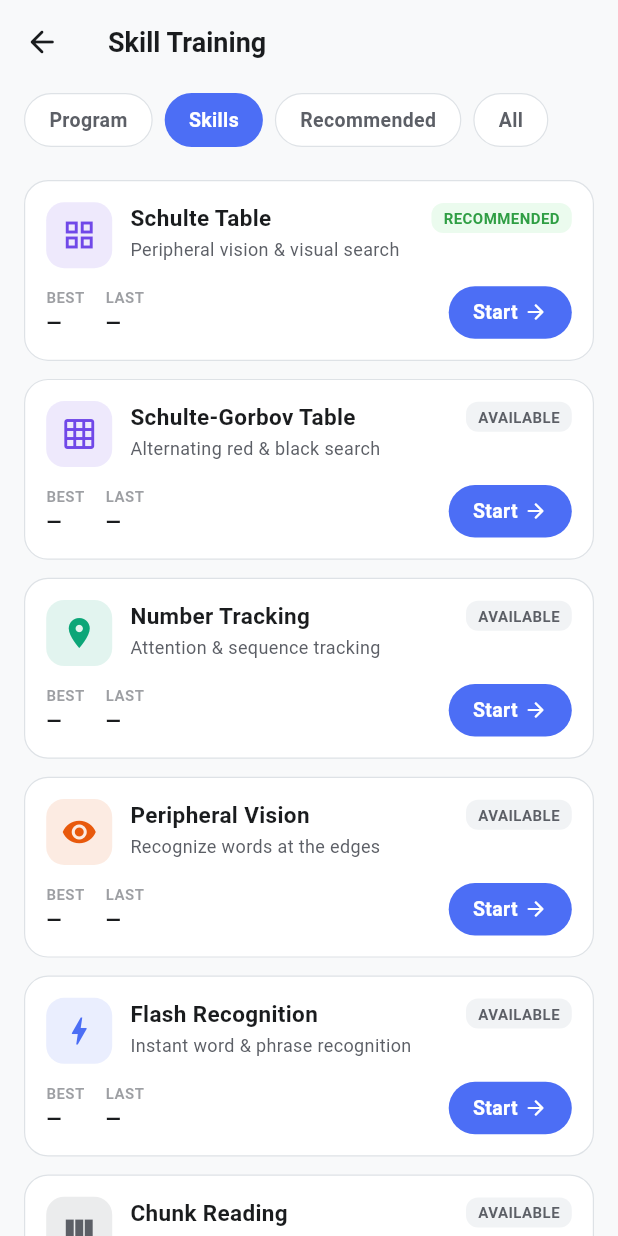
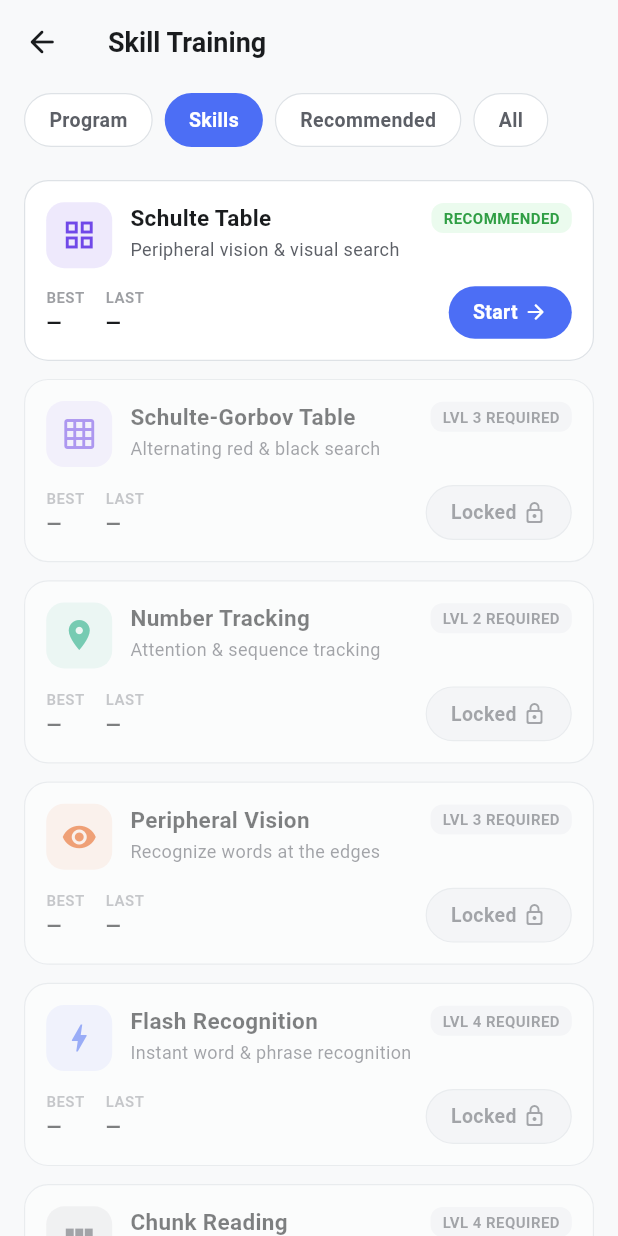
Before and after one commit to kot-begemot/speed-reading-app, a Flutter app: the SkillTrainingScreen screen opened directly, on a phone screen of 412 x 824 dp. Run offline on Flutter 3.47's test engine with Material 3 defaults, Android fonts, the phone set to English and light mode, and no system bars; our stand-ins replace file_picker, flutter_colorpicker, flutter_riverpod, hive_ce, hive_ce_flutter, html_unescape and 2 more; missing offline and left inert: docx_to_text, epubx, receive_sharing_intent, syncfusion_flutter_pdf; accounts and stored records are empty.

Commit message:
add implementation plan for the skills

```diff
--- a/lib/providers/settings_provider.dart
+++ b/lib/providers/settings_provider.dart
@@ -34,6 +34,8 @@ class SettingsNotifier extends Notifier<ReaderSettings> {
       update(state.copyWith(showHelperText: value));
   void setThemeMode(ThemeMode value) =>
       update(state.copyWith(themeMode: value));
+  void setUnlockAllSkills(bool value) =>
+      update(state.copyWith(unlockAllSkills: value));
 
   void setColor(ReaderColorSlot slot, Color color, {bool isDark = false}) {
     if (isDark) {
@@ -82,6 +84,7 @@ class SettingsNotifier extends Notifier<ReaderSettings> {
         wordsPerEntry: state.wordsPerEntry,
         showHelperText: state.showHelperText,
         themeMode: state.themeMode,
+        unlockAllSkills: state.unlockAllSkills,
       ));
 
   void resetToDefaults() => update(const ReaderSettings());
--- a/lib/screens/trainer/skill_training_screen.dart
+++ b/lib/screens/trainer/skill_training_screen.dart
@@ -3,6 +3,7 @@ import 'package:flutter_riverpod/flutter_riverpod.dart';
 
 import '../../providers/baseline_provider.dart';
 import '../../providers/progress_provider.dart';
+import '../../providers/settings_provider.dart';
 import '../../widgets/trainer/exercise_card.dart';
 import 'flash_recognition_runtime_screen.dart';
 import 'number_tracking_runtime_screen.dart';
@@ -24,6 +25,7 @@ class _DrillDef {
   final String title;
   final String purpose;
   final bool hasRuntime;
+  final int unlockLevel;
 
   const _DrillDef({
     required this.type,
@@ -32,6 +34,7 @@ class _DrillDef {
     required this.title,
     required this.purpose,
     this.hasRuntime = true,
+    required this.unlockLevel,
   });
 }
 
@@ -42,6 +45,7 @@ const _drills = <_DrillDef>[
     accent: T.accentViolet,
     title: 'Schulte Table',
     purpose: 'Peripheral vision & visual search',
+    unlockLevel: 1,
   ),
   _DrillDef(
     type: 'schulte_gorbov',
@@ -49,6 +53,7 @@ const _drills = <_DrillDef>[
     accent: T.accentViolet,
     title: 'Schulte-Gorbov Table',
     purpose: 'Alternating red & black search',
+    unlockLevel: 3,
   ),
   _DrillDef(
     type: 'number_tracking',
@@ -56,6 +61,7 @@ const _drills = <_DrillDef>[
     accent: T.accentTeal,
     title: 'Number Tracking',
     purpose: 'Attention & sequence tracking',
+    unlockLevel: 2,
   ),
   _DrillDef(
     type: 'peripheral_vision',
@@ -63,6 +69,7 @@ const _drills = <_DrillDef>[
     accent: T.warning,
     title: 'Peripheral Vision',
     purpose: 'Recognize words at the edges',
+    unlockLevel: 3,
   ),
   _DrillDef(
     type: 'flash_recognition',
@@ -70,6 +77,7 @@ const _drills = <_DrillDef>[
     accent: T.primary,
     title: 'Flash Recognition',
     purpose: 'Instant word & phrase recognition',
+    unlockLevel: 4,
   ),
   _DrillDef(
     type: 'chunk_reading',
@@ -77,6 +85,7 @@ const _drills = <_DrillDef>[
     accent: T.textSecondary,
     title: 'Chunk Reading',
     purpose: 'Read in 2–4 word groups',
+    unlockLevel: 4,
   ),
   _DrillDef(
     type: 'pyramid_expansion',
@@ -84,6 +93,7 @@ const _drills = <_DrillDef>[
     accent: T.accentTeal,
     title: 'Pyramid Expansion',
     purpose: 'Vertical focus & visual expansion',
+    unlockLevel: 2,
   ),
   _DrillDef(
     type: 'word_match',
@@ -91,6 +101,7 @@ const _drills = <_DrillDef>[
     accent: T.warning,
     title: 'Visual Word Match',
     purpose: 'Rapid word shape recognition',
+    unlockLevel: 1,
   ),
 ];
 
@@ -158,9 +169,71 @@ class _SkillTrainingScreenState extends ConsumerState<SkillTrainingScreen> {
     Navigator.push(context, MaterialPageRoute(builder: (_) => screen));
   }
 
+  void _showLockedDialog(BuildContext context, _DrillDef drill) {
+    showDialog(
+      context: context,
+      builder: (context) {
+        return AlertDialog(
+          backgroundColor: T.surface,
+          surfaceTintColor: T.surface,
+          shape: RoundedRectangleBorder(borderRadius: BorderRadius.circular(16)),
+          title: Row(
+            children: [
+              Icon(Icons.lock_outline_rounded, color: drill.accent, size: 24),
+              const SizedBox(width: 8),
+              const Text(
+                'Skill Locked',
+                style: TextStyle(fontWeight: FontWeight.w800, color: T.textPrimary),
+              ),
+            ],
+          ),
+          content: Text(
+            'To practice "${drill.title}", you need to reach Level ${drill.unlockLevel} in the Training Program.\n\nYour current level is based on your daily training progression.',
+            style: const TextStyle(fontSize: 14, color: T.textSecondary, height: 1.4),
+          ),
+          actions: [
+            TextButton(
+              onPressed: () => Navigator.pop(context),
+              child: const Text(
+                'Close',
+                style: TextStyle(fontWeight: FontWeight.w700, color: T.textSecondary),
+              ),
+            ),
+            ElevatedButton(
+              onPressed: () {
+                Navigator.pop(context); // close dialog
+                Navigator.push(
+                  context,
+                  MaterialPageRoute(builder: (_) => const TrainingProgramPlanScreen()),
+                );
+              },
+              style: ElevatedButton.styleFrom(
+                backgroundColor: T.primary,
+                foregroundColor: T.onPrimary,
+                elevation: 0,
+                shape: RoundedRectangleBorder(borderRadius: BorderRadius.circular(8)),
+              ),
+              child: const Text(
+                'Go to Program',
+                style: TextStyle(fontWeight: FontWeight.w700),
+              ),
+            ),
+          ],
+        );
+      },
+    );
+  }
+
   @override
   Widget build(BuildContext context) {
     final lang = ref.watch(activeTrainerLanguageProvider);
+    final settings = ref.watch(settingsProvider);
+    final profileAsync = ref.watch(trainerProfileProvider);
+    final currentLevel = profileAsync.maybeWhen(
+      data: (p) => p.languageProfiles[lang]?.currentLevel ?? 1,
+      orElse: () => 1,
+    );
+
     final weakSkills = ref.watch(weakSkillsProvider(lang));
     final weakTypes = weakSkills.map((s) => s.exerciseType).toSet();
 
@@ -253,7 +326,8 @@ class _SkillTrainingScreenState extends ConsumerState<SkillTrainingScreen> {
                       itemBuilder: (context, index) {
                         final d = visible[index];
                         final stat = stats[d.type] ?? DrillStat.empty;
-                        final status = !d.hasRuntime
+                        final isLevelLocked = !settings.unlockAllSkills && currentLevel < d.unlockLevel;
+                        final status = !d.hasRuntime || isLevelLocked
                             ? ExerciseStatus.locked
                             : recommendedTypes.contains(d.type)
                                 ? ExerciseStatus.recommended
@@ -271,7 +345,16 @@ class _SkillTrainingScreenState extends ConsumerState<SkillTrainingScreen> {
                             last: stat.last ?? '—',
                             status: status,
                             highlighted: widget.exerciseType == d.type,
-                            onStart: () => _start(lang, d),
+                            unlockLevel: d.unlockLevel,
+                            onStart: () {
+                              if (!d.hasRuntime) {
+                                _start(lang, d);
+                              } else if (isLevelLocked) {
+                                _showLockedDialog(context, d);
+                              } else {
+                                _start(lang, d);
+                              }
+                            },
                           ),
                         );
                       },
--- a/lib/widgets/trainer/exercise_card.dart
+++ b/lib/widgets/trainer/exercise_card.dart
@@ -17,6 +17,7 @@ class ExerciseCard extends StatelessWidget {
   final ExerciseStatus status;
   final VoidCallback? onStart;
   final bool highlighted;
+  final int? unlockLevel;
 
   const ExerciseCard({
     super.key,
@@ -29,14 +30,22 @@ class ExerciseCard extends StatelessWidget {
     this.status = ExerciseStatus.available,
     this.onStart,
     this.highlighted = false,
+    this.unlockLevel,
   });
 
-  (String, Color, Color) get _chip => switch (status) {
-        ExerciseStatus.recommended => ('RECOMMENDED', T.success, T.successBg),
-        ExerciseStatus.completed => ('COMPLETED', T.primary, T.primaryBg),
-        ExerciseStatus.locked => ('LOCKED', T.textSecondary, T.surfaceLow),
-        ExerciseStatus.available => ('AVAILABLE', T.textSecondary, T.surfaceLow),
-      };
+  (String, Color, Color) get _chip {
+    switch (status) {
+      case ExerciseStatus.recommended:
+        return ('RECOMMENDED', T.success, T.successBg);
+      case ExerciseStatus.completed:
+        return ('COMPLETED', T.primary, T.primaryBg);
+      case ExerciseStatus.locked:
+        final text = unlockLevel != null ? 'LVL $unlockLevel REQUIRED' : 'LOCKED';
+        return (text, T.textSecondary, T.surfaceLow);
+      case ExerciseStatus.available:
+        return ('AVAILABLE', T.textSecondary, T.surfaceLow);
+    }
+  }
 
   @override
   Widget build(BuildContext context) {
@@ -110,14 +119,32 @@ class ExerciseCard extends StatelessWidget {
                     const Spacer(),
                     Container(
                       padding: const EdgeInsets.symmetric(horizontal: 16, vertical: 8),
-                      decoration: BoxDecoration(color: T.primary, borderRadius: BorderRadius.circular(20)),
-                      child: const Row(
+                      decoration: BoxDecoration(
+                        color: status == ExerciseStatus.locked ? T.surfaceLow : T.primary,
+                        borderRadius: BorderRadius.circular(20),
+                        border: status == ExerciseStatus.locked
+                            ? Border.all(color: T.border, width: 0.8)
+                            : null,
+                      ),
+                      child: Row(
                         mainAxisSize: MainAxisSize.min,
                         children: [
-                          Text('Start',
-                              style: TextStyle(fontSize: 13, fontWeight: FontWeight.w700, color: T.onPrimary)),
-                          SizedBox(width: 4),
-                          Icon(Icons.arrow_forward_rounded, size: 16, color: T.onPrimary),
+                          Text(
+                            status == ExerciseStatus.locked ? 'Locked' : 'Start',
+                            style: TextStyle(
+                              fontSize: 13,
+                              fontWeight: FontWeight.w700,
+                              color: status == ExerciseStatus.locked ? T.textSecondary : T.onPrimary,
+                            ),
+                          ),
+                          const SizedBox(width: 4),
+                          Icon(
+                            status == ExerciseStatus.locked
+                                ? Icons.lock_outline_rounded
+                                : Icons.arrow_forward_rounded,
+                            size: 16,
+                            color: status == ExerciseStatus.locked ? T.textSecondary : T.onPrimary,
+                          ),
                         ],
                       ),
                     ),
```
Also changed, not shown: lib/models/reader_settings.dart (+8 -0 lines), lib/screens/settings_screen.dart (+14 -0 lines), 1 other file.
